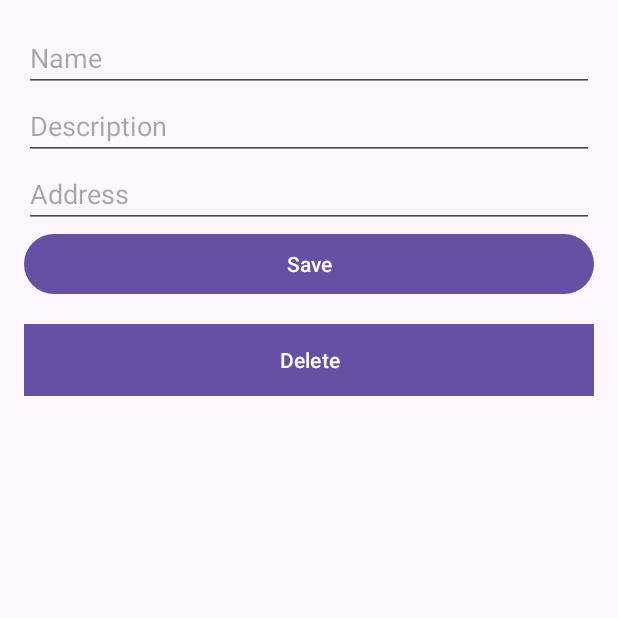
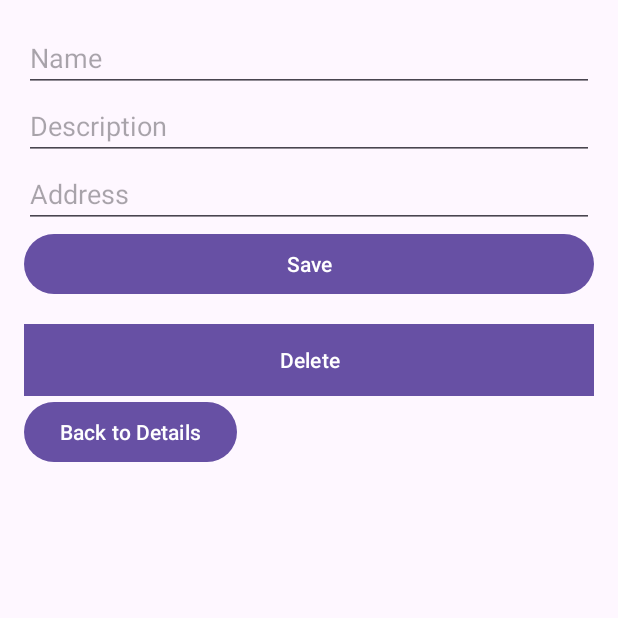
Before and after one commit to MercuryAtom31/GeoCache-Explore-Android-Application, an Android app: the fragment CacheEditFragment placed in its activity, on a phone screen of 412 x 824 dp, the top half of it. Run offline under Robolectric (Android 15) with nearby library versions, the phone set to English and light mode, and no system bars; 5 statements that could not run were skipped.

Commit message:
Added a "Back to Details" button which navigates from the fragment_cache_edit.xml.xml to the fragment_cache_details.xml.

```diff
--- a/app/src/main/java/com/example/geocacheexploreandroidapplication/CacheEditFragment.kt
+++ b/app/src/main/java/com/example/geocacheexploreandroidapplication/CacheEditFragment.kt
@@ -28,6 +28,7 @@ class CacheEditFragment : Fragment() {
         val addressEditText = view.findViewById<EditText>(R.id.editTextCacheAddress)
         val saveButton = view.findViewById<Button>(R.id.button_save_cache)
         val deleteButton = view.findViewById<Button>(R.id.button_delete_cache)
+        val backButton = view.findViewById<Button>(R.id.button_back_to_details)
 
         val geocache = args.geocache
         nameEditText.setText(geocache.name)
@@ -53,6 +54,11 @@ class CacheEditFragment : Fragment() {
         deleteButton.setOnClickListener {
             showDeleteConfirmationDialog(geocache.id)
         }
+
+        backButton.setOnClickListener {
+            val action = CacheEditFragmentDirections.actionCacheEditToCacheDetails(geocache)
+            findNavController().navigate(action)
+        }
     }
 
     private fun showDeleteConfirmationDialog(geocacheId: Int) {
--- a/app/src/main/res/layout/fragment_cache_edit.xml
+++ b/app/src/main/res/layout/fragment_cache_edit.xml
@@ -35,4 +35,10 @@
         android:text="@string/delete"
         android:layout_marginTop="16dp"
         android:background="@android:color/holo_red_light" />
+
+    <Button
+        android:id="@+id/button_back_to_details"
+        android:layout_width="wrap_content"
+        android:layout_height="wrap_content"
+        android:text="@string/back_to_details" />
 </LinearLayout>
--- a/app/src/main/res/values/strings.xml
+++ b/app/src/main/res/values/strings.xml
@@ -18,4 +18,5 @@
     <string name="save">Save</string>
     <string name="delete">Delete</string>
     <string name="back_to_list">Back to List</string>
+    <string name="back_to_details">Back to Details</string>
 </resources>
```
